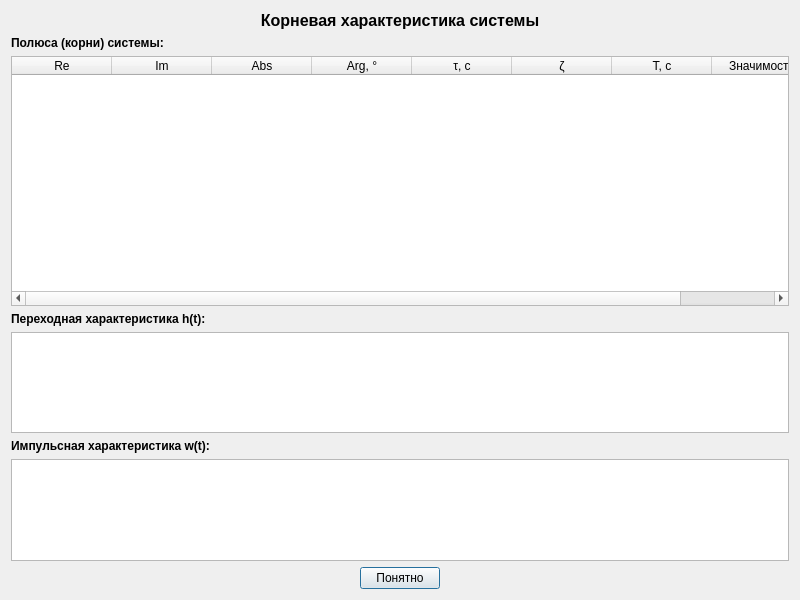
The window that ui/dialogs/tran-func-dialog.ui (VadmanBat/reg-valve) describes before a commit, drawn with Qt 5.
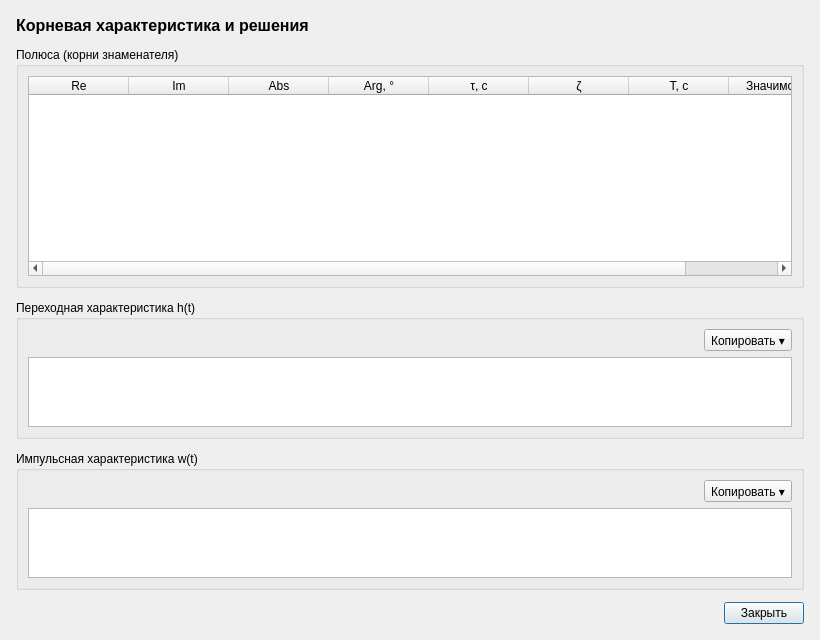
The same window after the commit.

Patch:
```diff
--- a/ui/dialogs/tran-func-dialog.ui
+++ b/ui/dialogs/tran-func-dialog.ui
@@ -6,45 +6,65 @@
    <rect>
     <x>0</x>
     <y>0</y>
-    <width>800</width>
-    <height>600</height>
+    <width>820</width>
+    <height>640</height>
    </rect>
   </property>
   <property name="windowTitle">
    <string>Информация о передаточной функции</string>
   </property>
   <layout class="QVBoxLayout" name="verticalLayout">
+   <property name="spacing">
+    <number>12</number>
+   </property>
+   <property name="leftMargin">
+    <number>16</number>
+   </property>
+   <property name="topMargin">
+    <number>16</number>
+   </property>
+   <property name="rightMargin">
+    <number>16</number>
+   </property>
+   <property name="bottomMargin">
+    <number>16</number>
+   </property>
    <item>
     <widget class="QLabel" name="titleLabel">
      <property name="text">
-      <string>Корневая характеристика системы</string>
+      <string>Корневая характеристика и решения</string>
      </property>
      <property name="alignment">
-      <set>Qt::AlignCenter</set>
+      <set>Qt::AlignLeft|Qt::AlignVCenter</set>
      </property>
      <property name="styleSheet">
-      <string>font-size: 12pt; font-weight: bold;</string>
+      <string>font-size: 12pt; font-weight: 600;</string>
      </property>
     </widget>
    </item>
    <item>
-    <widget class="QLabel" name="polesLabel">
-     <property name="text">
-      <string>&lt;b&gt;Полюса (корни) системы:&lt;/b&gt;</string>
+    <widget class="QGroupBox" name="polesGroup">
+     <property name="title">
+      <string>Полюса (корни знаменателя)</string>
      </property>
-    </widget>
-   </item>
+     <layout class="QVBoxLayout" name="polesLayout">
    <item>
     <widget class="QTableWidget" name="polesTable">
      <property name="minimumSize">
       <size>
        <width>0</width>
-       <height>250</height>
+          <height>200</height>
       </size>
      </property>
      <property name="editTriggers">
       <set>QAbstractItemView::NoEditTriggers</set>
      </property>
+        <property name="alternatingRowColors">
+         <bool>true</bool>
+        </property>
+        <property name="selectionBehavior">
+         <enum>QAbstractItemView::SelectRows</enum>
+        </property>
      <column>
       <property name="text">
        <string>Re</string>
@@ -67,7 +87,7 @@
      </column>
      <column>
       <property name="text">
-       <string>τ, c</string>
+          <string>τ, с</string>
       </property>
      </column>
      <column>
@@ -77,7 +97,7 @@
      </column>
      <column>
       <property name="text">
-       <string>T, c</string>
+          <string>T, с</string>
       </property>
      </column>
      <column>
@@ -87,32 +107,105 @@
      </column>
     </widget>
    </item>
+     </layout>
+    </widget>
+   </item>
    <item>
-    <widget class="QLabel" name="htLabel">
+    <widget class="QGroupBox" name="htGroup">
+     <property name="title">
+      <string>Переходная характеристика h(t)</string>
+     </property>
+     <layout class="QVBoxLayout" name="htLayout">
+      <item>
+       <layout class="QHBoxLayout" name="htToolLayout">
+        <item>
+         <spacer name="htSpacer">
+          <property name="orientation">
+           <enum>Qt::Horizontal</enum>
+          </property>
+          <property name="sizeHint" stdset="0">
+           <size>
+            <width>40</width>
+            <height>20</height>
+           </size>
+          </property>
+         </spacer>
+        </item>
+        <item>
+         <widget class="QToolButton" name="htCopyButton">
      <property name="text">
-      <string>&lt;b&gt;Переходная характеристика h(t):&lt;/b&gt;</string>
-     </property>
-    </widget>
+           <string>Копировать ▾</string>
+          </property>
+          <property name="popupMode">
+           <enum>QToolButton::InstantPopup</enum>
+          </property>
+          <property name="toolTip">
+           <string>Скопировать h(t) в буфер</string>
+          </property>
+         </widget>
+        </item>
+       </layout>
    </item>
    <item>
     <widget class="QTextEdit" name="htTextEdit">
      <property name="readOnly">
       <bool>true</bool>
      </property>
-    </widget>
-   </item>
+        <property name="minimumHeight">
+         <number>80</number>
+        </property>
+       </widget>
+      </item>
+     </layout>
+    </widget>
+   </item>
    <item>
-    <widget class="QLabel" name="wtLabel">
+    <widget class="QGroupBox" name="wtGroup">
+     <property name="title">
+      <string>Импульсная характеристика w(t)</string>
+     </property>
+     <layout class="QVBoxLayout" name="wtLayout">
+      <item>
+       <layout class="QHBoxLayout" name="wtToolLayout">
+        <item>
+         <spacer name="wtSpacer">
+          <property name="orientation">
+           <enum>Qt::Horizontal</enum>
+          </property>
+          <property name="sizeHint" stdset="0">
+           <size>
+            <width>40</width>
+            <height>20</height>
+           </size>
+          </property>
+         </spacer>
+        </item>
+        <item>
+         <widget class="QToolButton" name="wtCopyButton">
      <property name="text">
-      <string>&lt;b&gt;Импульсная характеристика w(t):&lt;/b&gt;</string>
-     </property>
-    </widget>
+           <string>Копировать ▾</string>
+          </property>
+          <property name="popupMode">
+           <enum>QToolButton::InstantPopup</enum>
+          </property>
+          <property name="toolTip">
+           <string>Скопировать w(t) в буфер</string>
+          </property>
+         </widget>
+        </item>
+       </layout>
    </item>
    <item>
     <widget class="QTextEdit" name="wtTextEdit">
      <property name="readOnly">
       <bool>true</bool>
      </property>
+        <property name="minimumHeight">
+         <number>80</number>
+        </property>
+       </widget>
+      </item>
+     </layout>
     </widget>
    </item>
    <item>
@@ -133,23 +226,13 @@
      <item>
       <widget class="QPushButton" name="okButton">
        <property name="text">
-        <string>Понятно</string>
+        <string>Закрыть</string>
+       </property>
+       <property name="default">
+        <bool>true</bool>
        </property>
       </widget>
      </item>
-     <item>
-      <spacer name="rightSpacer">
-       <property name="orientation">
-        <enum>Qt::Horizontal</enum>
-       </property>
-       <property name="sizeHint" stdset="0">
-        <size>
-         <width>40</width>
-         <height>20</height>
-        </size>
-       </property>
-      </spacer>
-     </item>
     </layout>
    </item>
   </layout>
```
Left out of the diff: 4 changed lines with no effect on the pictures. Lines whose indentation alone changed are shown as unchanged.
